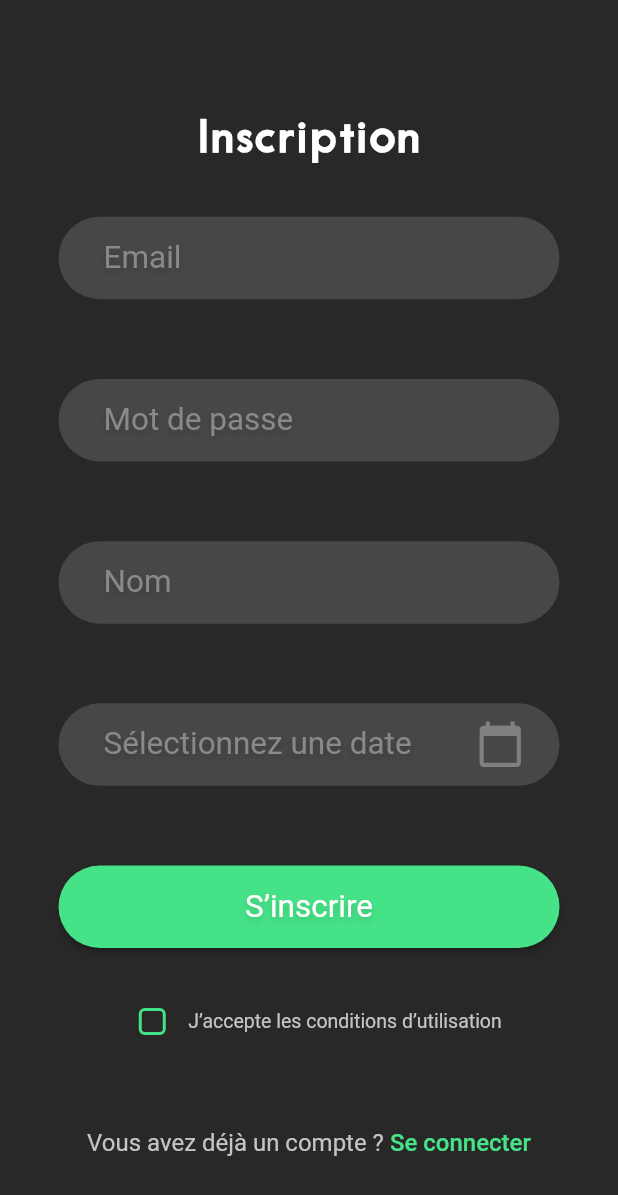
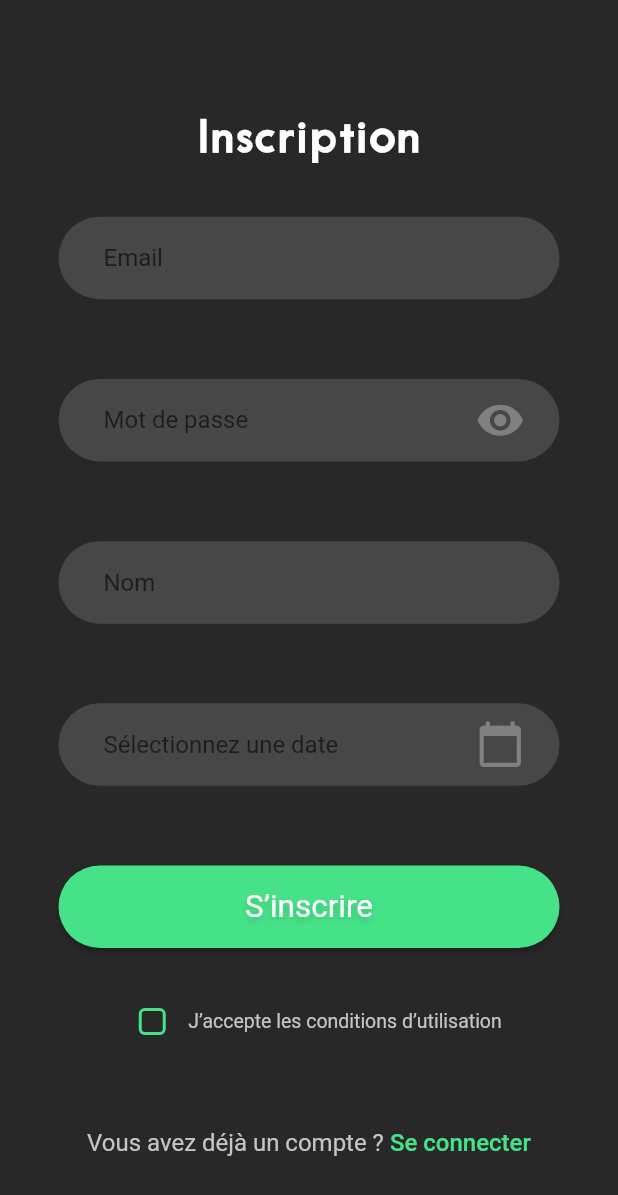
Before and after one commit to CaptainWeb1/my_message, a Flutter app: the screen it shows after launch, after a tap on "S’inscrire", on a phone screen of 412 x 824 dp. Shown: the top 1195 px of the screen. Run offline on Flutter 3.47's test engine with Material 2 defaults, Android fonts, the phone set to English and light mode, and no system bars; our stand-ins replace firebase_auth, firebase_core; accounts and stored records are empty; Roboto replaces fonts that are missing (Sana).

Commit message:
text field custom parameters

```diff
--- a/lib/main.dart
+++ b/lib/main.dart
@@ -8,7 +8,6 @@ import 'package:my_message/screens/sign_in_screen.dart';
 import 'package:my_message/utils/navigation_utils.dart';
 import 'package:my_message/utils/route_generator.dart';
 import 'package:provider/provider.dart';
-
 import 'resources/strings.dart';
 
 void main() async {
--- a/lib/screens/messages_screen.dart
+++ b/lib/screens/messages_screen.dart
@@ -3,7 +3,6 @@ import 'package:my_message/models/user_model.dart';
 import 'package:my_message/resources/strings.dart';
 import 'package:my_message/resources/themes.dart';
 import 'package:my_message/utils/route_generator.dart';
-import 'package:my_message/widgets/icon_widget.dart';
 import 'package:my_message/widgets/textfield_widget.dart';
 
 class MessagesScreen extends StatelessWidget {
@@ -32,10 +31,7 @@ class MessagesScreen extends StatelessWidget {
             Padding(
               padding: const EdgeInsets.symmetric(horizontal: 20.0),
               child: TextFieldWidget(
-                hintText: Strings.search,
-                iconData: IconWidget(
-                icon: Icons.search,
-              ),
+                textFieldParameters: SearchTextFieldParameters(),
               ),
             ),
             Expanded(
--- a/lib/screens/chat_screen.dart
+++ b/lib/screens/room_screen.dart
@@ -6,8 +6,8 @@ import 'package:my_message/widgets/icon_widget.dart';
 import 'package:my_message/widgets/message_container_widget.dart';
 import 'package:my_message/widgets/textfield_widget.dart';
 
-class ChatScreen extends StatelessWidget {
-  const ChatScreen({Key? key}) : super(key: key);
+class RoomScreen extends StatelessWidget {
+  const RoomScreen({Key? key}) : super(key: key);
 
   @override
   Widget build(BuildContext context) {
@@ -74,10 +74,12 @@ class ChatScreen extends StatelessWidget {
                 Spacer(),
                 Expanded(
                     child: TextFieldWidget(
-                        hintText: Strings.tapMessage,
-                        iconData: IconWidget(icon: Icons.camera_alt_rounded),
-                        textStyle: MyTextStyles.buttonPlaceHolder.copyWith(
-                          fontSize: 17
+                        textFieldParameters: TextFieldParameters(
+                          hintText: Strings.tapMessage,
+                          iconWidget: IconWidget(icon: Icons.camera_alt_rounded),
+                          textStyle: MyTextStyles.buttonPlaceHolder.copyWith(
+                              fontSize: 17
+                          ),
                         ),
                   ),
                   flex: 18,
--- a/lib/screens/sign_in_screen.dart
+++ b/lib/screens/sign_in_screen.dart
@@ -40,8 +40,12 @@ class SignInScreen extends StatelessWidget {
                 child: Column(
                   mainAxisAlignment: MainAxisAlignment.spaceBetween,
                   children: [
-                    TextFieldWidget(hintText: Strings.email,),
-                    TextFieldWidget(hintText: Strings.password,),
+                    TextFieldWidget(
+                      textFieldParameters: EmailTextFieldParameters(),
+                    ),
+                    TextFieldWidget(
+                      textFieldParameters: PasswordTextFieldParameters(),
+                    ),
                     ButtonWidget(buttonText: Strings.signIn, onPressed: () => Navigator.pushNamed(context, PAGE_MESSAGES),),
                   ],
                 ),
--- a/lib/screens/sign_up_screen.dart
+++ b/lib/screens/sign_up_screen.dart
@@ -33,13 +33,24 @@ class SignUpScreen extends StatelessWidget {
                 child: Column(
                   mainAxisAlignment: MainAxisAlignment.spaceBetween,
                   children: [
-                    TextFieldWidget(hintText: Strings.email,),
+                    TextFieldWidget(
+                      textFieldParameters: EmailTextFieldParameters(),
+                    ),
                     Spacer(),
-                    TextFieldWidget(hintText: Strings.password,),
+                    TextFieldWidget(
+                      textFieldParameters: PasswordTextFieldParameters(),
+                    ),
                     Spacer(),
-                    TextFieldWidget(hintText: Strings.name,),
+                    TextFieldWidget(
+                      textFieldParameters: NameTextFieldParameters(),
+                    ),
                     Spacer(),
-                    TextFieldWidget(hintText: Strings.dateSelect, iconData: IconWidget(icon: Icons.calendar_today)),
+                    TextFieldWidget(
+                      textFieldParameters: TextFieldParameters(
+                          hintText: Strings.dateSelect,
+                          iconWidget: IconWidget(icon: Icons.calendar_today)
+                      ),
+                    ),
                     Spacer(),
                     ButtonWidget(
                       buttonText: Strings.signUp,
--- a/lib/utils/route_generator.dart
+++ b/lib/utils/route_generator.dart
@@ -1,8 +1,8 @@
 
 import 'package:flutter/cupertino.dart';
 import 'package:flutter/material.dart';
-import 'package:my_message/screens/chat_screen.dart';
 import 'package:my_message/screens/messages_screen.dart';
+import 'package:my_message/screens/room_screen.dart';
 import 'package:my_message/screens/sign_in_screen.dart';
 import 'package:my_message/screens/sign_up_screen.dart';
 import 'package:my_message/screens/unknown_screen.dart';
@@ -14,7 +14,7 @@ class RouteGenerator {
       case PAGE_SIGN_IN : return MaterialPageRoute(builder: (_) => SignInScreen());
       case PAGE_SIGN_UP : return MaterialPageRoute(builder: (_) => SignUpScreen());
       case PAGE_MESSAGES : return MaterialPageRoute(builder: (_) => MessagesScreen());
-      case PAGE_CHAT : return MaterialPageRoute(builder: (_) => ChatScreen());
+      case PAGE_CHAT : return MaterialPageRoute(builder: (_) => RoomScreen());
       default: return MaterialPageRoute(builder: (_) => UnknownScreen());
     }
   }
--- a/lib/widgets/textfield_widget.dart
+++ b/lib/widgets/textfield_widget.dart
@@ -1,21 +1,32 @@
 
 import 'package:flutter/material.dart';
+import 'package:flutter/services.dart';
+import 'package:my_message/resources/strings.dart';
 import 'package:my_message/resources/themes.dart';
 import 'package:my_message/widgets/icon_widget.dart';
 
-class TextFieldWidget extends StatelessWidget {
+class TextFieldWidget extends StatefulWidget {
 
-  final String hintText;
-  final IconWidget? iconData;
-  final TextStyle textStyle;
+  final TextFieldParameters textFieldParameters;
 
   TextFieldWidget({
     Key? key,
-    required this.hintText,
-    this.iconData,
-    TextStyle? textStyle,
-  }) :  this.textStyle = textStyle ?? MyTextStyles.buttonPlaceHolder,
-        super(key: key);
+    required this.textFieldParameters,
+  }) : super(key: key);
+
+  @override
+  _TextFieldWidgetState createState() => _TextFieldWidgetState();
+}
+
+class _TextFieldWidgetState extends State<TextFieldWidget> {
+
+  late TextFieldParameters _textFieldParameters;
+
+  @override
+  void initState() {
+    super.initState();
+    _textFieldParameters = widget.textFieldParameters;
+  }
 
   @override
   Widget build(BuildContext context) {
@@ -28,20 +39,103 @@ class TextFieldWidget extends StatelessWidget {
       constraints: BoxConstraints(
           minHeight: MySizes.minimumHeightInputs
       ),
-      child: TextField(
+      child: TextFormField(
         textAlignVertical: TextAlignVertical.center,
         decoration: InputDecoration(
             fillColor: MyColors.containerColor,
-            hintText: hintText,
-            hintStyle: textStyle,
+            hintText: _textFieldParameters.hintText,
+            hintStyle: _textFieldParameters.textStyle,
             contentPadding: EdgeInsets.symmetric(horizontal: 30),
             border: InputBorder.none,
             suffixIcon: Padding(
               padding: const EdgeInsets.only(right: 23.0),
-              child: iconData,
+              child: _textFieldParameters.iconWidget,
             ),
         ),
+        obscureText: _textFieldParameters.obscureText,
+        autocorrect: _textFieldParameters.autoCorrect,
+        inputFormatters: _textFieldParameters.textInputFormatters,
       ),
     );
   }
 }
+
+class NameTextFieldParameters extends TextFieldParameters {
+  final String? hintText;
+
+  NameTextFieldParameters({
+    this.hintText = Strings.name
+  }) : super(
+    hintText: hintText,
+    textInputFormatters: [
+      FilteringTextInputFormatter.allow(RegExp("[a-z A-Z 0-9]"))
+    ],
+    keyboardType: TextInputType.name
+  );
+}
+
+class EmailTextFieldParameters extends TextFieldParameters {
+  final String? hintText;
+
+  EmailTextFieldParameters({
+    this.hintText = Strings.email
+  }) : super(
+    hintText: hintText,
+    keyboardType: TextInputType.emailAddress
+  );
+}
+
+class PasswordTextFieldParameters extends TextFieldParameters {
+  final String? hintText;
+  final IconWidget? iconWidget;
+
+  PasswordTextFieldParameters({
+    this.hintText = Strings.password,
+    this.iconWidget = const IconWidget(
+        icon: Icons.visibility
+    )
+  }) : super(
+    hintText: hintText,
+    obscureText: true,
+    autoCorrect: false,
+    iconWidget: iconWidget
+  );
+}
+
+class SearchTextFieldParameters extends TextFieldParameters {
+
+  final String? hintText;
+  final IconWidget? iconWidget;
+
+  SearchTextFieldParameters({
+    this.hintText,
+    this.iconWidget = const IconWidget(
+        icon: Icons.search
+    )
+  }) : super(
+    hintText: hintText,
+    iconWidget: iconWidget
+  );
+}
+
+class TextFieldParameters {
+  final String? hintText;
+  IconWidget? iconWidget;
+  VoidCallback? iconTap;
+  final TextStyle? textStyle;
+  bool obscureText;
+  final bool autoCorrect;
+  List<TextInputFormatter>? textInputFormatters;
+  TextInputType? keyboardType;
+
+  TextFieldParameters({
+    required this.hintText,
+    this.iconWidget,
+    this.iconTap,
+    this.textStyle,
+    this.obscureText = false,
+    this.autoCorrect = true,
+    this.textInputFormatters,
+    this.keyboardType
+  });
+}
```
Also changed, not shown: lib/utils/navigation_utils.dart (indentation only).
